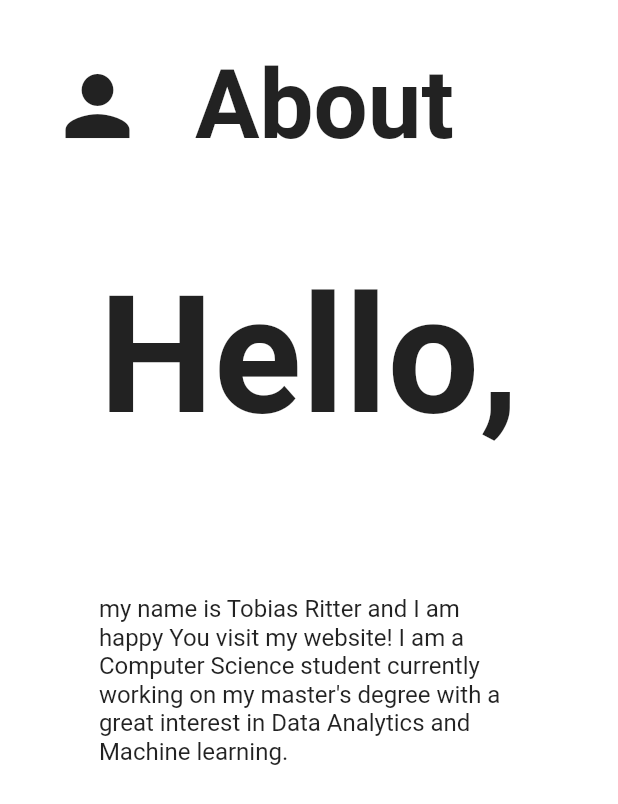
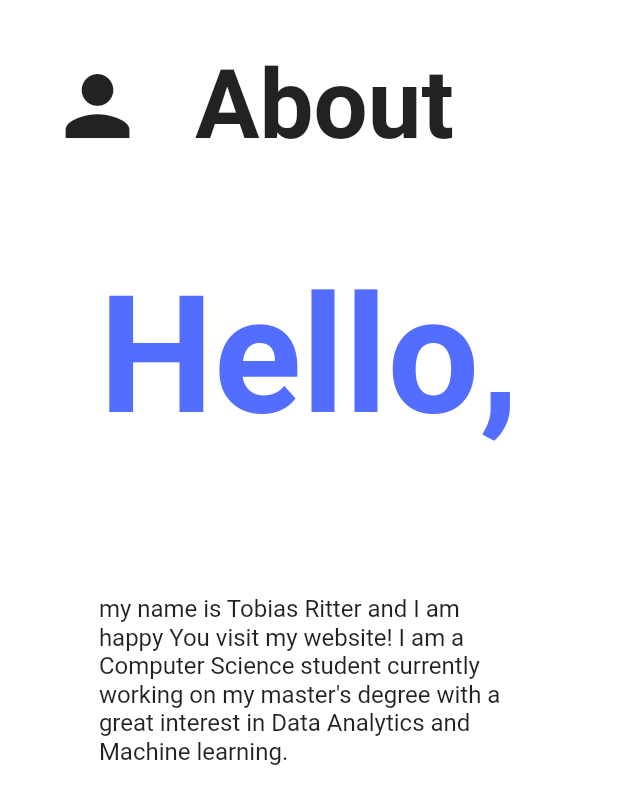
Before and after one commit to TobiasRitter/website, a Flutter app: the AboutPage widget shown alone on an empty page, opened directly, on a phone screen of 412 x 824 dp. Shown: the top 804 px of the screen. Run offline on Flutter 3.47's test engine with Material 2 defaults, Android fonts, the phone set to English and light mode, and no system bars; our stand-ins replace auto_size_text.

Commit message:
add accent color to about page

```diff
--- a/lib/about_page.dart
+++ b/lib/about_page.dart
@@ -47,7 +47,9 @@ class AboutPage extends StatelessWidget {
                                     child: FittedBox(
                                       child: Text(
                                         "Hello,",
-                                        style: titleStyle,
+                                        style: titleStyle.copyWith(
+                                          color: Theme.of(context).accentColor,
+                                        ),
                                       ),
                                     ),
                                   ),
```
